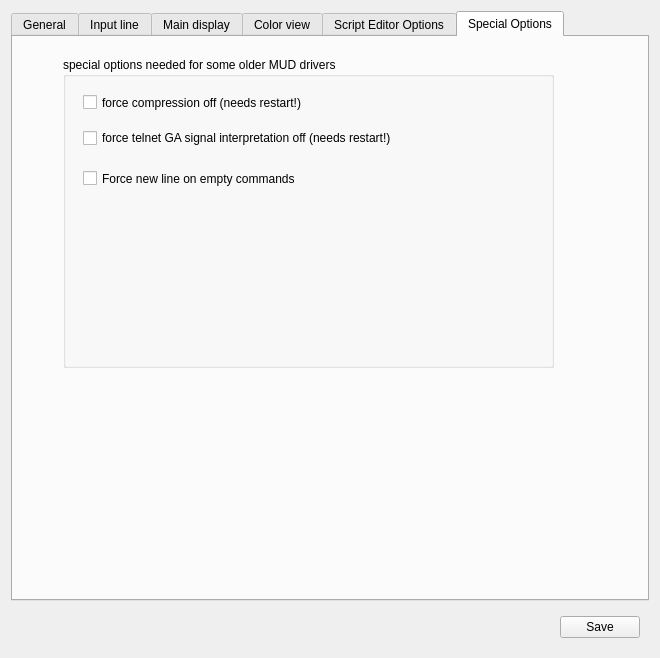
Qt form src/ui/profile_preferences.ui (Mudlet/Mudlet) before a commit.
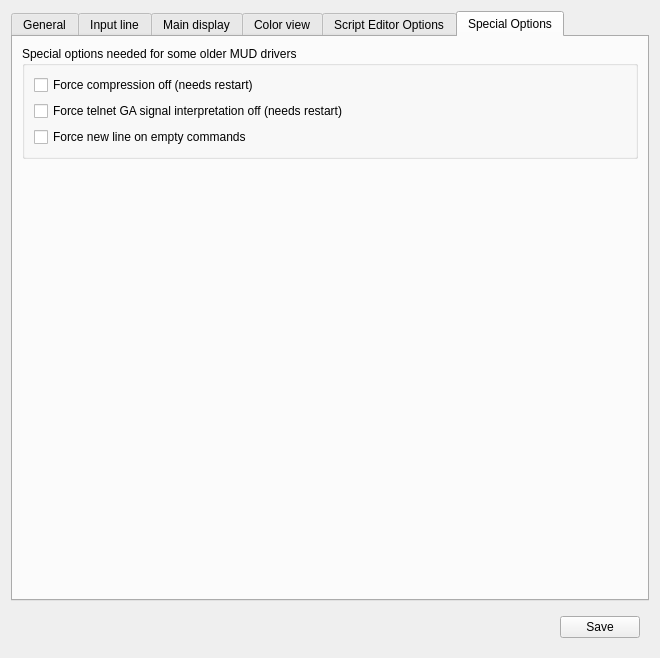
The same form after that commit. The open tabs and pages were chosen to show the change. Icons and pictures are not drawn.

The edit to the form file:
```diff
--- a/src/ui/profile_preferences.ui
+++ b/src/ui/profile_preferences.ui
@@ -1247,53 +1247,29 @@
       <attribute name="title">
        <string>Special Options</string>
       </attribute>
+      <layout class="QGridLayout" name="gridLayout_7">
+       <item row="0" column="0">
       <widget class="QGroupBox" name="groupBox_7">
-       <property name="geometry">
-        <rect>
-         <x>50</x>
-         <y>20</y>
-         <width>491</width>
-         <height>311</height>
-        </rect>
-       </property>
        <property name="title">
-        <string>special options needed for some older MUD drivers</string>
-       </property>
+          <string>Special options needed for some older MUD drivers</string>
+         </property>
+         <layout class="QGridLayout" name="gridLayout_12">
+          <item row="0" column="0">
        <widget class="QCheckBox" name="mFORCE_MCCP_OFF">
-        <property name="geometry">
-         <rect>
-          <x>20</x>
-          <y>30</y>
-          <width>421</width>
-          <height>31</height>
-         </rect>
-        </property>
         <property name="text">
-         <string>force compression off (needs restart!)</string>
-        </property>
-       </widget>
+             <string>Force compression off (needs restart)</string>
+            </property>
+           </widget>
+          </item>
+          <item row="1" column="0">
        <widget class="QCheckBox" name="mFORCE_GA_OFF">
-        <property name="geometry">
-         <rect>
-          <x>20</x>
-          <y>70</y>
-          <width>421</width>
-          <height>22</height>
-         </rect>
-        </property>
         <property name="text">
-         <string>force telnet GA signal interpretation off (needs restart!)</string>
-        </property>
-       </widget>
+             <string>Force telnet GA signal interpretation off (needs restart)</string>
+            </property>
+           </widget>
+          </item>
+          <item row="2" column="0">
        <widget class="QCheckBox" name="checkBox_mUSE_FORCE_LF_AFTER_PROMPT">
-        <property name="geometry">
-         <rect>
-          <x>20</x>
-          <y>110</y>
-          <width>281</width>
-          <height>23</height>
-         </rect>
-        </property>
         <property name="toolTip">
          <string>This option adds a line line break &lt;LF&gt; or &quot;
 &quot; to your command input on empty commands. This option will rarely be necessary.</string>
@@ -1302,7 +1278,24 @@
          <string>Force new line on empty commands</string>
         </property>
        </widget>
-      </widget>
+          </item>
+         </layout>
+        </widget>
+       </item>
+       <item row="1" column="0">
+        <spacer name="verticalSpacer_6">
+         <property name="orientation">
+          <enum>Qt::Vertical</enum>
+         </property>
+         <property name="sizeHint" stdset="0">
+          <size>
+           <width>20</width>
+           <height>40</height>
+          </size>
+         </property>
+        </spacer>
+       </item>
+      </layout>
      </widget>
     </widget>
    </item>
```
Left out of the diff: 23 changed lines with no effect on the pictures. Lines whose indentation alone changed are shown as unchanged.
